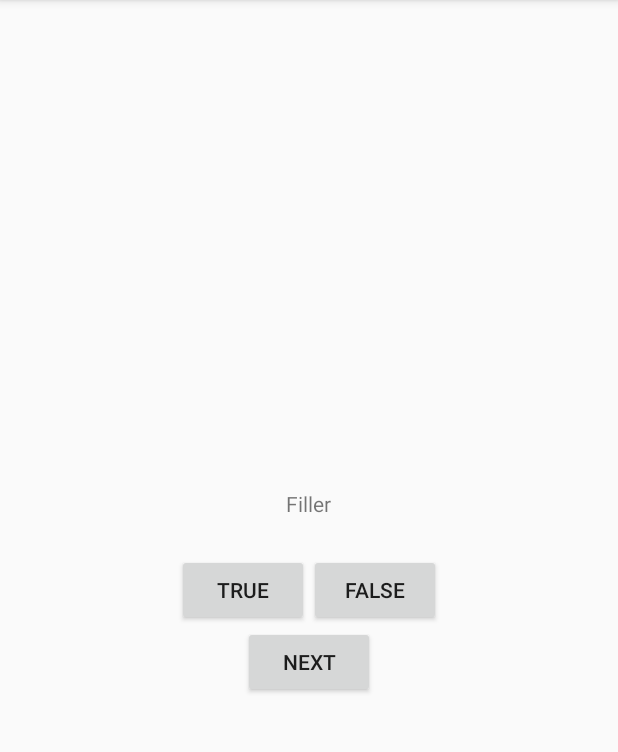
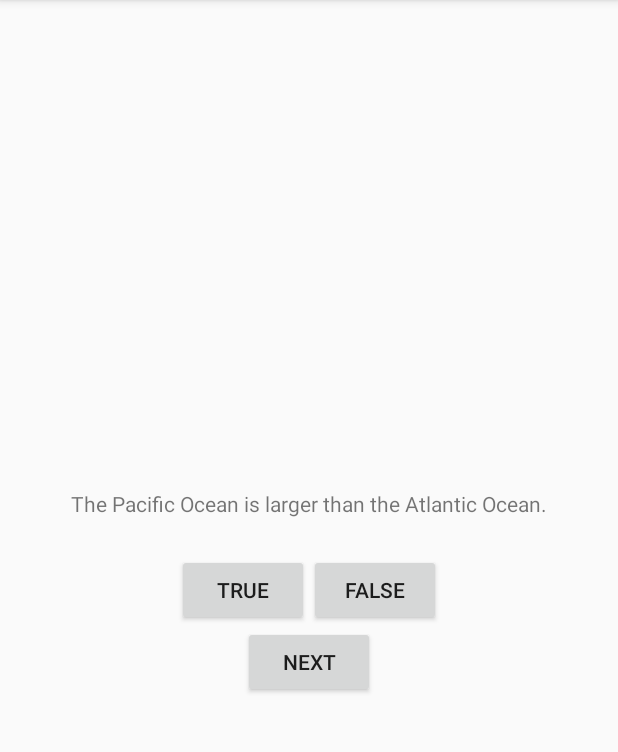
Before and after one commit to DanArcos/MapQuiz, an Android app: the screen it shows after launch (QuizActivity), on a phone screen of 412 x 824 dp, the part 84-836 px from its top. Run offline under Robolectric (Android 15) with nearby library versions, the phone set to English and light mode, and no system bars.

Commit message:
activity_quiz.xml - Put id for text view. strings.xml - removed filler string QuizActivity.java - Tied mQuestionTextView to layout widget. Created question variable to hold question text information. Displayed this information using mQuestionTextView.setText

```diff
--- a/app/src/main/java/com/cornbread/android/mapquiz/QuizActivity.java
+++ b/app/src/main/java/com/cornbread/android/mapquiz/QuizActivity.java
@@ -31,6 +31,10 @@ public class QuizActivity extends ActionBarActivity {
         super.onCreate(savedInstanceState);
         setContentView(R.layout.activity_quiz);
 
+        mQuestionTextView = (TextView) findViewById(R.id.question_text_view);
+        int question = mQuestionBank[mCurrentIndex].getQuestion(); //This will give you the
+        mQuestionTextView.setText(question); //setText takes an INT and converts it to text
+
         mTrueButton = (Button) findViewById(R.id.true_button);
         mTrueButton.setOnClickListener(new View.OnClickListener() {
             @Override
--- a/app/src/main/res/layout/activity_quiz.xml
+++ b/app/src/main/res/layout/activity_quiz.xml
@@ -6,6 +6,7 @@
     android:orientation="vertical">
 
     <TextView
+        android:id="@+id/question_text_view"
         android:layout_width="wrap_content"
         android:layout_height="wrap_content"
         android:padding="24dp"
--- a/app/src/main/res/values/strings.xml
+++ b/app/src/main/res/values/strings.xml
@@ -12,8 +12,6 @@
 
     <string name="action_settings">Settings</string>
 
-    <string name="question_text">Filler</string>
-
     <string name="question_oceans">The Pacific Ocean is larger than the Atlantic Ocean.</string>
     <string name="question_mideast">The Suez Canal connect the Red Sea and the Indian Ocean.</string>
     <string name="question_africa">The Source of the Nile River is in Egypt.</string>
```
